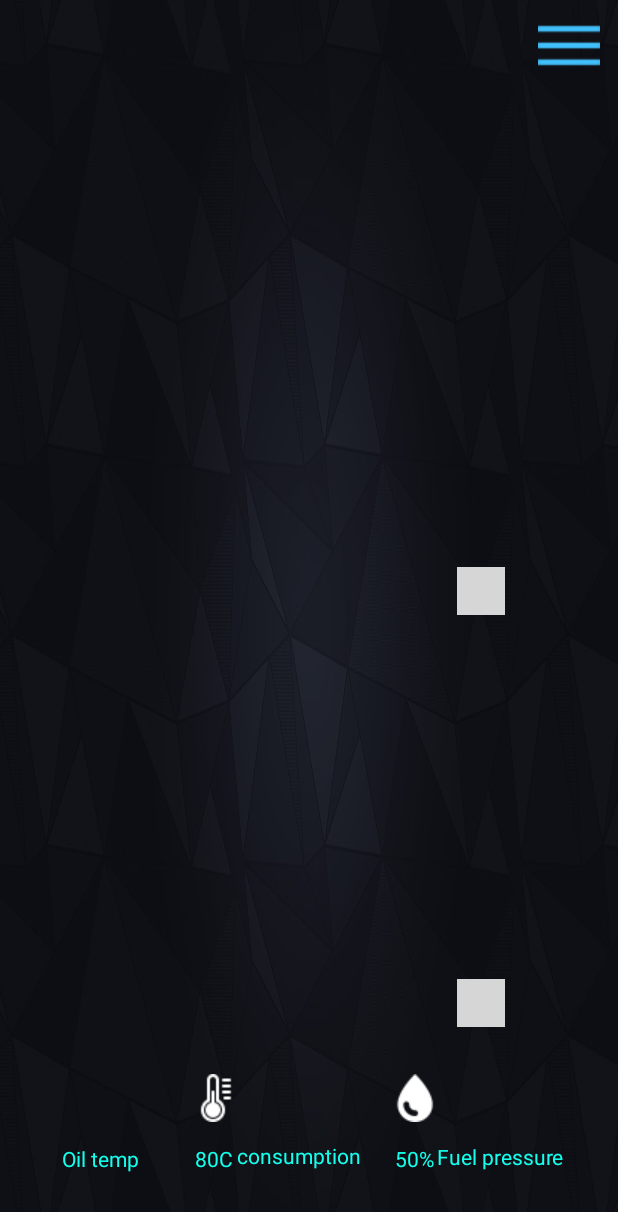
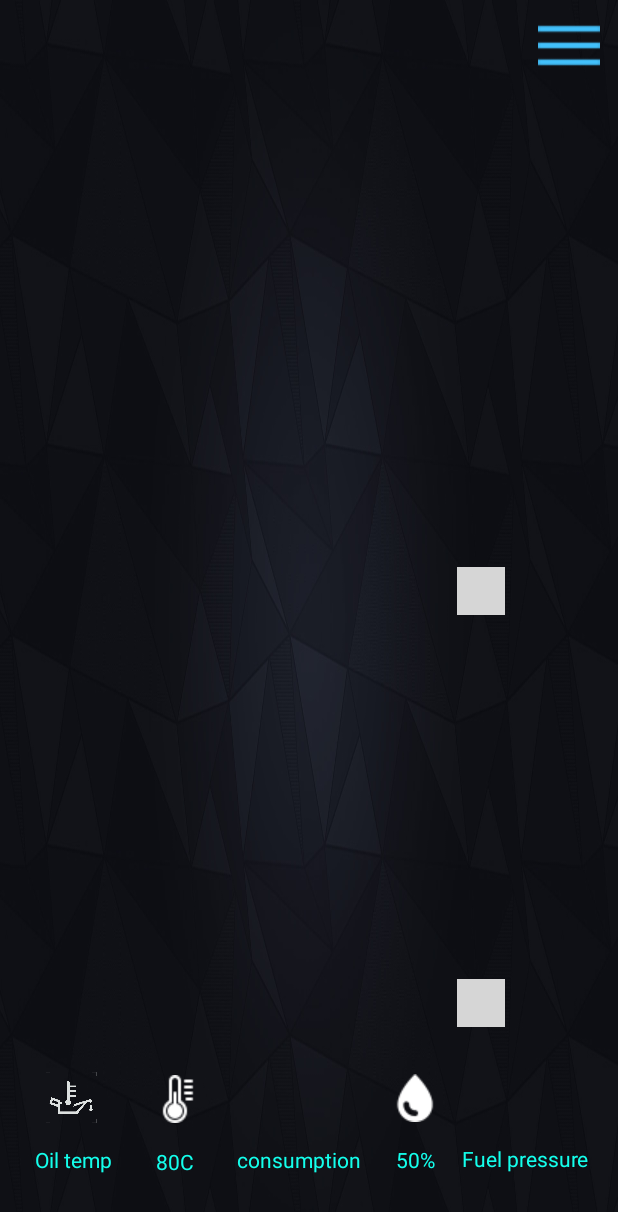
Before and after one commit to EwaKopec/car-app, an Android app: the layout activity_real_time_charts.xml on its own in the app's theme, with its tools: preview values and no code run, on a phone screen of 412 x 824 dp. Shown: the top 1212 px of the screen. Run offline under Robolectric (Android 15) with nearby library versions, the phone set to English and light mode, and no system bars; plain views replace AwesomeSpeedometer; grey boxes are pictures that could not be loaded.

Commit message:
add icon

```diff
--- a/app/src/main/res/layout/activity_real_time_charts.xml
+++ b/app/src/main/res/layout/activity_real_time_charts.xml
@@ -41,12 +41,12 @@
 
     <TextView
         android:id="@+id/tempTV"
-        android:layout_width="50dp"
+        android:layout_width="60dp"
         android:layout_height="wrap_content"
         android:layout_alignParentEnd="true"
         android:layout_alignParentBottom="true"
-        android:layout_marginEnd="244dp"
-        android:layout_marginBottom="42dp"
+        android:layout_marginEnd="265dp"
+        android:layout_marginBottom="40dp"
         android:text="80C"
         android:textAlignment="center"
         android:textColor="@color/colorAccent" />
@@ -57,8 +57,8 @@
         android:layout_height="wrap_content"
         android:layout_alignParentEnd="true"
         android:layout_alignParentBottom="true"
-        android:layout_marginEnd="252dp"
-        android:layout_marginBottom="76dp"
+        android:layout_marginEnd="277dp"
+        android:layout_marginBottom="75dp"
         app:srcCompat="@drawable/temp" />
 
     <ImageView
@@ -77,8 +77,8 @@
         android:layout_height="wrap_content"
         android:layout_alignParentEnd="true"
         android:layout_alignParentBottom="true"
-        android:layout_marginEnd="112dp"
-        android:layout_marginBottom="42dp"
+        android:layout_marginEnd="111dp"
+        android:layout_marginBottom="41dp"
         android:text="50%"
         android:textAlignment="center"
         android:textColor="@color/colorAccent" />
@@ -89,10 +89,10 @@
         android:layout_height="wrap_content"
         android:layout_alignParentEnd="true"
         android:layout_alignParentBottom="true"
-        android:layout_marginEnd="36dp"
-        android:layout_marginBottom="43dp"
-        android:textColor="@color/colorAccent"
-        android:text="Fuel pressure" />
+        android:layout_marginEnd="19dp"
+        android:layout_marginBottom="42dp"
+        android:text="Fuel pressure"
+        android:textColor="@color/colorAccent" />
 
     <TextView
         android:id="@+id/consumptionTV"
@@ -101,9 +101,9 @@
         android:layout_alignParentEnd="true"
         android:layout_alignParentBottom="true"
         android:layout_marginEnd="171dp"
-        android:layout_marginBottom="44dp"
-        android:textColor="@color/colorAccent"
-        android:text="consumption" />
+        android:layout_marginBottom="41dp"
+        android:text="consumption"
+        android:textColor="@color/colorAccent" />
 
     <TextView
         android:id="@+id/oilTemp"
@@ -111,9 +111,19 @@
         android:layout_height="wrap_content"
         android:layout_alignParentEnd="true"
         android:layout_alignParentBottom="true"
-        android:layout_marginEnd="319dp"
-        android:layout_marginBottom="42dp"
-        android:textColor="@color/colorAccent"
-        android:text="Oil temp" />
+        android:layout_marginEnd="337dp"
+        android:layout_marginBottom="41dp"
+        android:text="Oil temp"
+        android:textColor="@color/colorAccent" />
+
+    <ImageView
+        android:id="@+id/imageView"
+        android:layout_width="49dp"
+        android:layout_height="34dp"
+        android:layout_alignParentEnd="true"
+        android:layout_alignParentBottom="true"
+        android:layout_marginEnd="340dp"
+        android:layout_marginBottom="75dp"
+        app:srcCompat="@drawable/oiltemp" />
 
 </RelativeLayout>
```
Also changed, not shown: app/src/main/java/com/example/obd2_app/charts.java (+13 -1 lines), app/src/main/res/layout/activity_charts.xml (+24 -0 lines), app/src/main/res/drawable/oiltemp.png (added).
